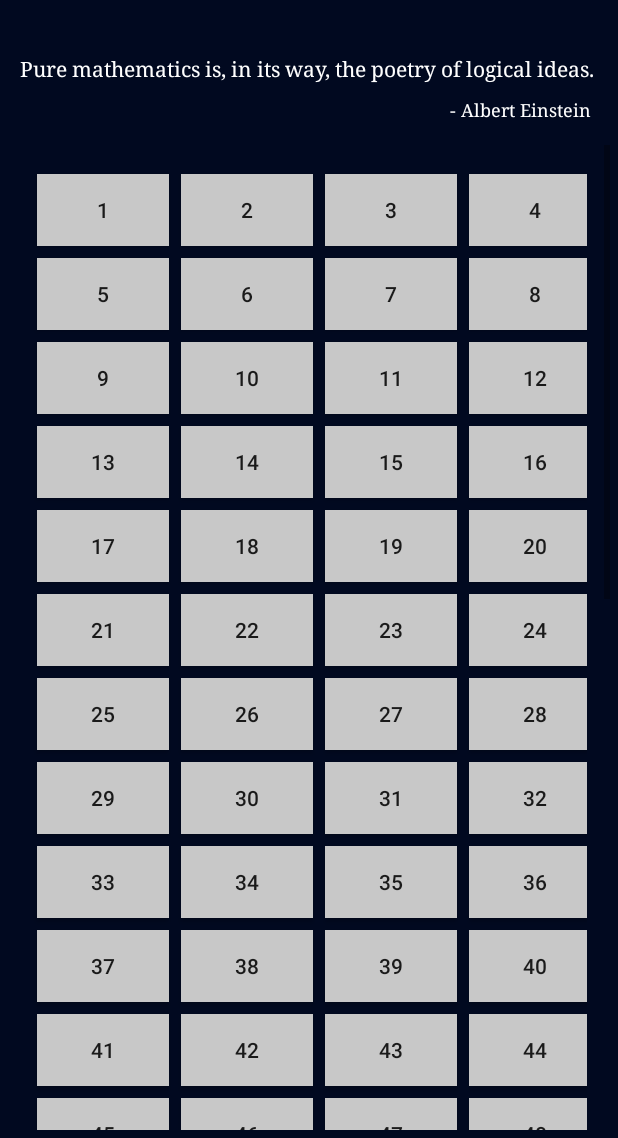
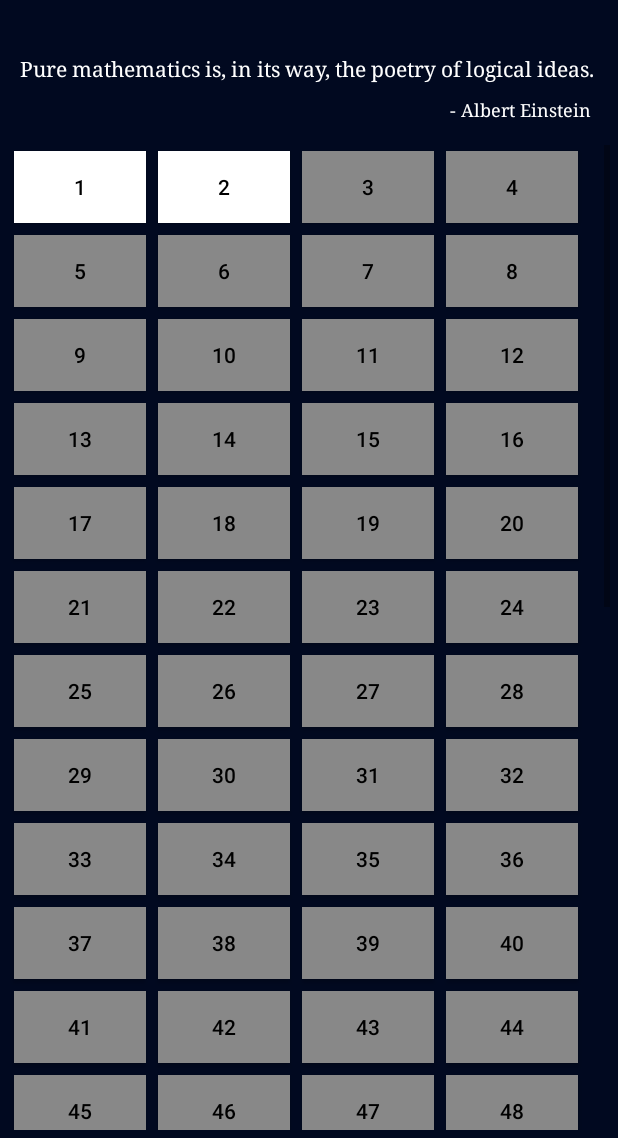
Before and after one commit to jcrucesdeveloper/Euler-1, an Android app: the screen it shows after launch (NumbersLevelsActivity), after a tap on an icon or button, on a phone screen of 412 x 824 dp, the part 98-1236 px from its top. Run offline under Robolectric (Android 15) with nearby library versions, the phone set to English and light mode, and no system bars.

Commit message:
refactor(MainActivity,NumbersLevel): color, animation, presentation, padding changed

```diff
--- a/app/src/main/java/com/jorgecruces/euler1/view/numberLevelActivity/LevelButton.java
+++ b/app/src/main/java/com/jorgecruces/euler1/view/numberLevelActivity/LevelButton.java
@@ -38,7 +38,16 @@ public class LevelButton extends Button {
         String levelNumberStr = Integer.toString(this.number);
         setText(levelNumberStr);
         this.setPadding(3,3,3,3);
-        this.setBackgroundColor(Color.rgb(200,200,200));
+        if (this.number > 2)
+        {
+            this.setBackgroundColor(Color.GRAY);
+
+        }
+        else
+        {
+            this.setBackgroundColor(Color.WHITE);
+        }
+        this.setTextColor(Color.BLACK);
 
     }
 
--- a/app/src/main/res/anim/fadein.xml
+++ b/app/src/main/res/anim/fadein.xml
@@ -4,5 +4,5 @@
         android:fromAlpha="0.0"
         android:toAlpha="1.0"
         android:interpolator="@android:anim/accelerate_interpolator"
-        android:duration="3000"/>
+        android:duration="1500"/>
 </set>
--- a/app/src/main/res/layout/activity_numbers_levels.xml
+++ b/app/src/main/res/layout/activity_numbers_levels.xml
@@ -76,7 +76,7 @@
 
     <ScrollView
         android:layout_width="match_parent"
-        android:layout_height="match_parent"
+        android:layout_height="wrap_content"
         android:layout_margin="5dp"
         android:layout_marginTop="20dp">
 
@@ -84,14 +84,13 @@
         <androidx.gridlayout.widget.GridLayout
             android:id="@+id/gridLayoutNumbers"
             android:layout_width="match_parent"
-            android:layout_height="wrap_content"
-            android:layout_margin="5dp"
+            android:layout_height="match_parent"
+            android:layout_margin="0dp"
             android:foregroundGravity="center"
-            android:padding="10dp"
-            app:useDefaultMargins="true"
             app:columnCount="4"
             app:rowCount="20"
-            app:rowOrderPreserved="true" />
+            app:rowOrderPreserved="true"
+            app:useDefaultMargins="true" />
     </ScrollView>
 
 </LinearLayout>
```
Also changed, not shown: app/src/main/res/layout/activity_question.xml (+36 -53 lines).
